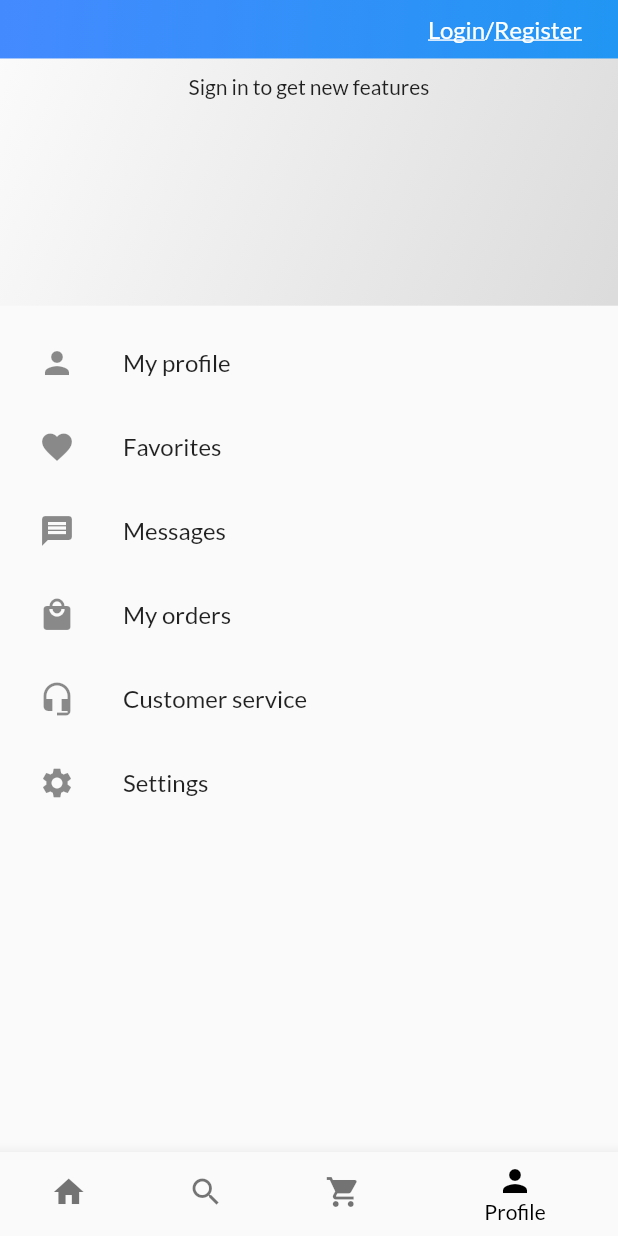
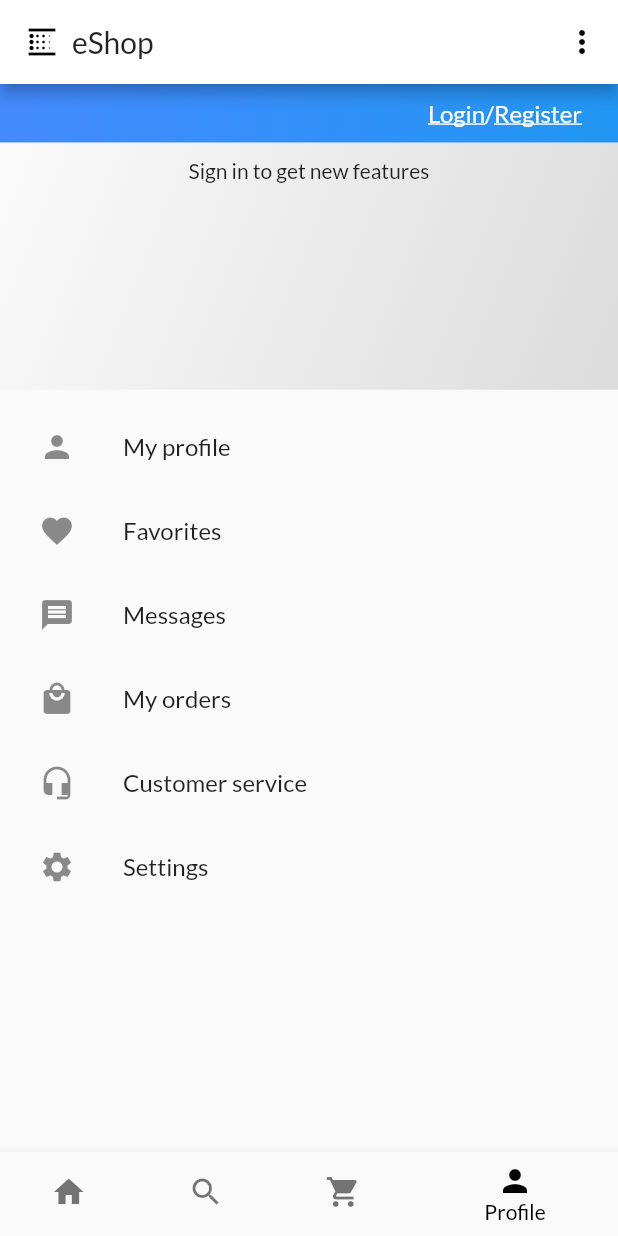
Before and after one commit to ilyakozlovdev/eShop, a Flutter app: the screen it shows after launch, item 4 of the bottom bar chosen, on a phone screen of 412 x 824 dp. Run offline on Flutter 3.47's test engine with Material 2 defaults, Android fonts, the phone set to English and light mode, and no system bars; our stand-ins replace carousel_slider; network calls fail.

Commit message:
added appBar to every page

```diff
--- a/lib/screens/profile_screen.dart
+++ b/lib/screens/profile_screen.dart
@@ -8,7 +8,25 @@ class ProfileScreen extends StatelessWidget {
   Widget build(BuildContext context) {
     final availableHeight = MediaQuery.of(context).size.height;
 
-    return ListView(children: [
+    return Scaffold(
+      appBar: AppBar(
+        actions: [
+          IconButton(
+            icon: Icon(Icons.more_vert),
+            onPressed: () => null,
+          )
+        ],
+        title: Row(
+          children: [
+            Icon(Icons.blur_linear),
+            Padding(
+              padding: const EdgeInsets.symmetric(horizontal: 8),
+              child: Text('eShop'),
+            )
+          ],
+        ),
+      ),
+      body: ListView(children: [
         Container(
           padding: EdgeInsets.symmetric(vertical: 10, horizontal: 24),
           decoration: BoxDecoration(
@@ -97,6 +115,7 @@ class ProfileScreen extends StatelessWidget {
             ],
           ),
         ),
-    ]);
+      ]),
+    );
   }
 }
```
Also changed, not shown: lib/screens/products_overview_screen.dart (+20 -1 lines). Lines whose indentation alone changed are shown as unchanged.
